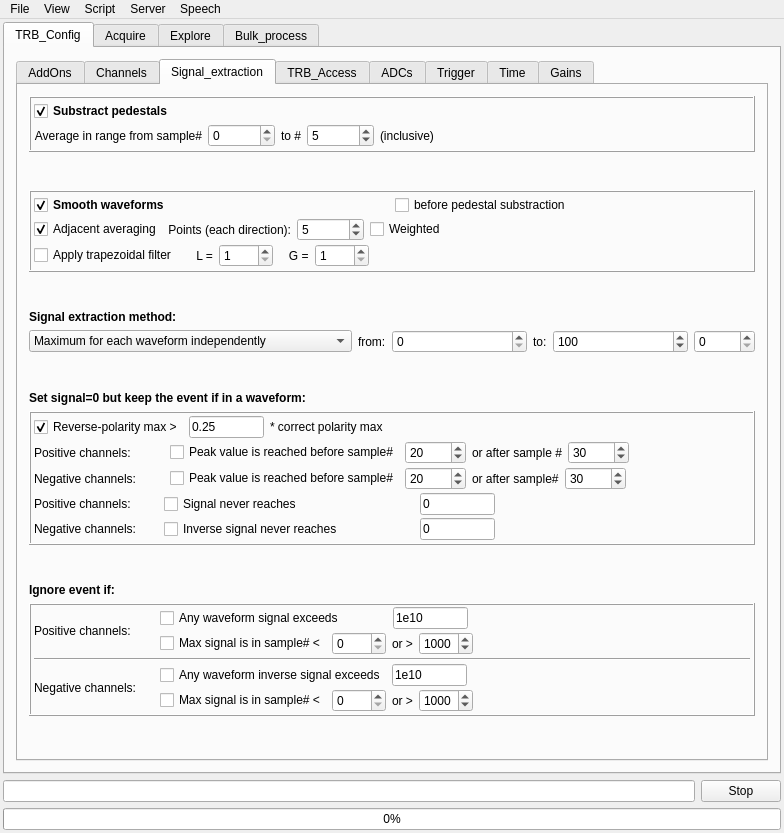
Before: the Qt Designer form GUI/mainwindow.ui in andrmor/TRB3reader, drawn with Qt 5.
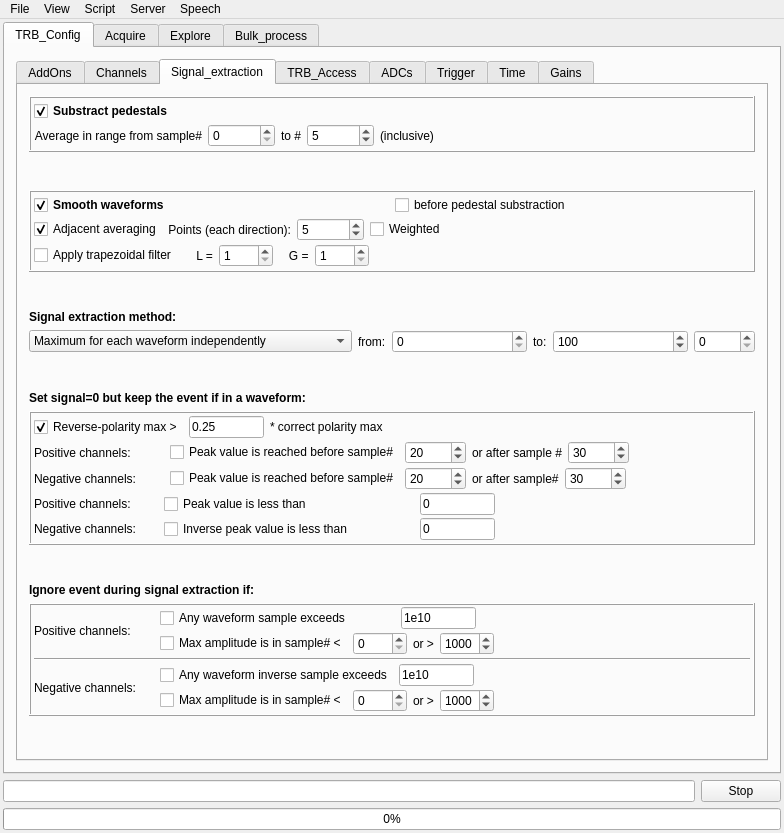
After: the same form once the commit is applied. The open tabs and pages were chosen to show the change.

```diff
--- a/GUI/mainwindow.ui
+++ b/GUI/mainwindow.ui
@@ -1487,7 +1487,7 @@
                     </size>
                    </property>
                    <property name="text">
-                    <string>Signal never reaches            </string>
+                    <string>Peak value is less than</string>
                    </property>
                   </widget>
                  </item>
@@ -1558,7 +1558,7 @@
                     </size>
                    </property>
                    <property name="text">
-                    <string>Inverse signal never reaches</string>
+                    <string>Inverse peak value is less than</string>
                    </property>
                   </widget>
                  </item>
@@ -1620,7 +1620,7 @@
                </font>
               </property>
               <property name="text">
-               <string>Ignore event if:</string>
+               <string>Ignore event during signal extraction if:</string>
               </property>
              </widget>
             </item>
@@ -1673,7 +1673,7 @@
                      <item>
                       <widget class="QCheckBox" name="cbIgnorePosThreshold">
                        <property name="text">
-                        <string>Any waveform signal exceeds             </string>
+                        <string>Any waveform sample exceeds             </string>
                        </property>
                       </widget>
                      </item>
@@ -1716,7 +1716,7 @@
                      <item>
                       <widget class="QCheckBox" name="cbPosMaxSignalGate">
                        <property name="text">
-                        <string>Max signal is in sample# &lt;</string>
+                        <string>Max amplitude is in sample# &lt;</string>
                        </property>
                       </widget>
                      </item>
@@ -1801,7 +1801,7 @@
                      <item>
                       <widget class="QCheckBox" name="cbIgnoreNegThreshold">
                        <property name="text">
-                        <string>Any waveform inverse signal exceeds</string>
+                        <string>Any waveform inverse sample exceeds</string>
                        </property>
                       </widget>
                      </item>
@@ -1844,7 +1844,7 @@
                      <item>
                       <widget class="QCheckBox" name="cbNegMaxSignalGate">
                        <property name="text">
-                        <string>Max signal is in sample# &lt;</string>
+                        <string>Max amplitude is in sample# &lt;</string>
                        </property>
                       </widget>
                      </item>
```
Left out of the diff: 89 changed lines with no effect on the pictures.
